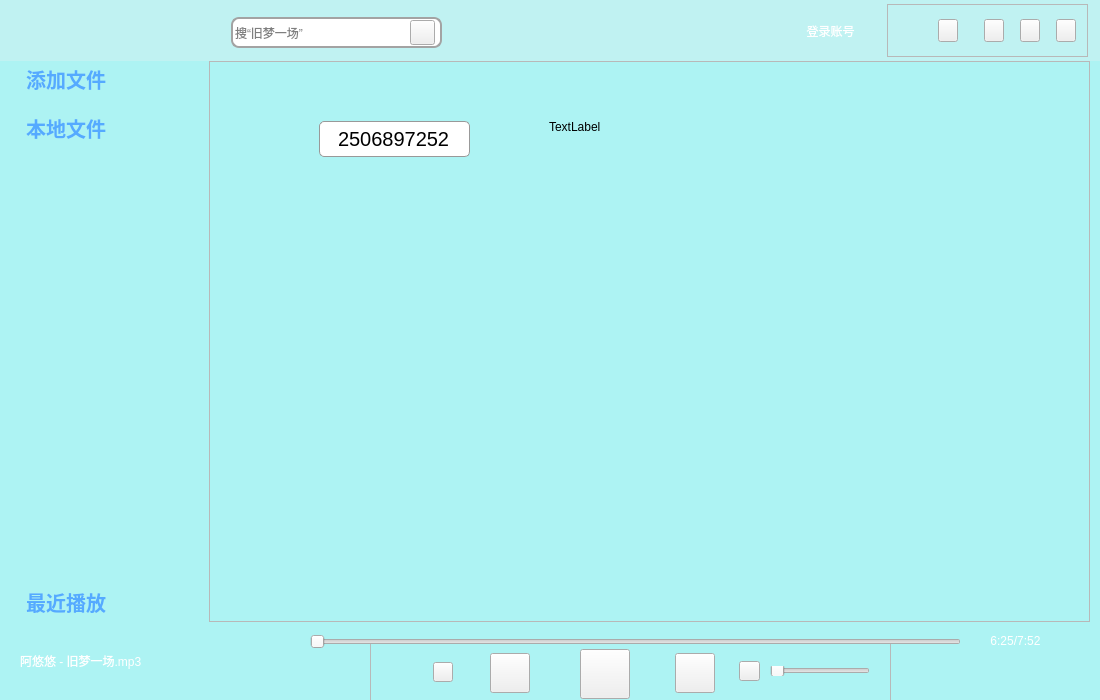
Above: mainwindow.ui from HuaGouFdog/FdogMusicPlayer before the change. Below: the same form after it.
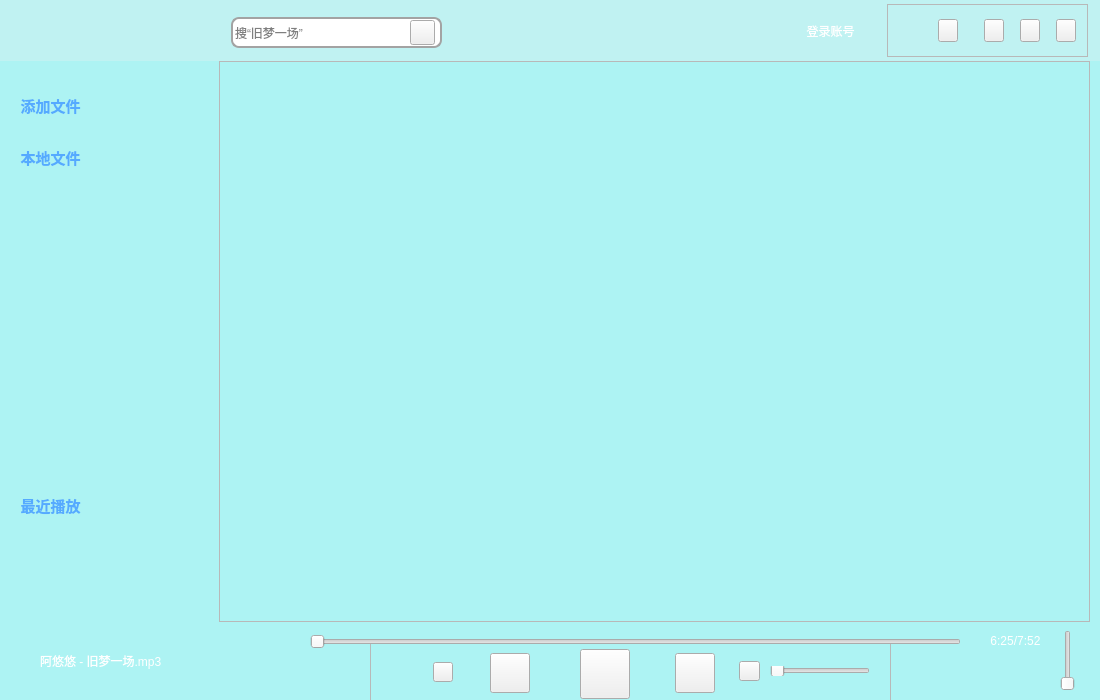
That is the form after the change. The open tabs and pages were chosen to show the change. Icons and pictures are not drawn.

```diff
--- a/mainwindow.ui
+++ b/mainwindow.ui
@@ -225,10 +225,15 @@
      <rect>
       <x>-1</x>
       <y>61</y>
-      <width>1101</width>
+      <width>1181</width>
       <height>641</height>
      </rect>
     </property>
+    <property name="font">
+     <font>
+      <pointsize>9</pointsize>
+     </font>
+    </property>
     <property name="styleSheet">
      <string notr="true">background-color: rgba(0, 255, 255,70);</string>
     </property>
@@ -368,7 +373,7 @@
       </size>
      </property>
      <property name="styleSheet">
-      <string notr="true">border-image: url(:/lib/stop.png);</string>
+      <string notr="true">border-image: url(:/lib/1zantingtingzhi.png);</string>
      </property>
      <property name="text">
       <string/>
@@ -450,9 +455,9 @@
    <widget class="QFrame" name="frame">
     <property name="geometry">
      <rect>
-      <x>209</x>
+      <x>219</x>
       <y>61</y>
-      <width>881</width>
+      <width>871</width>
       <height>561</height>
      </rect>
     </property>
@@ -468,41 +473,6 @@
     <property name="frameShadow">
      <enum>QFrame::Raised</enum>
     </property>
-    <widget class="QLineEdit" name="lineEdit">
-     <property name="geometry">
-      <rect>
-       <x>110</x>
-       <y>60</y>
-       <width>151</width>
-       <height>36</height>
-      </rect>
-     </property>
-     <property name="styleSheet">
-      <string notr="true">font:20px;
-background: url(:/C:/Users/fdog/Desktop/image-20200806113923681.png) no-repeat -10px -10px;
-border-radius:5px;
-border: 1px solid #999999;</string>
-     </property>
-     <property name="text">
-      <string>2506897252</string>
-     </property>
-     <property name="alignment">
-      <set>Qt::AlignCenter</set>
-     </property>
-    </widget>
-    <widget class="QLabel" name="label_12">
-     <property name="geometry">
-      <rect>
-       <x>340</x>
-       <y>50</y>
-       <width>141</width>
-       <height>31</height>
-      </rect>
-     </property>
-     <property name="text">
-      <string>TextLabel</string>
-     </property>
-    </widget>
    </widget>
    <widget class="QLabel" name="label_4">
     <property name="geometry">
@@ -526,7 +496,7 @@
    <widget class="QLabel" name="label_2">
     <property name="geometry">
      <rect>
-      <x>20</x>
+      <x>40</x>
       <y>640</y>
       <width>181</width>
       <height>41</height>
@@ -614,10 +584,10 @@
    <widget class="QLabel" name="label_8">
     <property name="geometry">
      <rect>
-      <x>750</x>
-      <y>13</y>
-      <width>35</width>
-      <height>35</height>
+      <x>752</x>
+      <y>15</y>
+      <width>32</width>
+      <height>32</height>
      </rect>
     </property>
     <property name="styleSheet">
@@ -637,7 +607,7 @@
      </rect>
     </property>
     <property name="styleSheet">
-     <string notr="true">font: 75 12pt &quot;Adobe Gothic Std B&quot;;
+     <string notr="true">font: 75 11pt &quot;Adobe Gothic Std B&quot;;
 
 color: rgb(255, 255, 255);</string>
     </property>
@@ -651,7 +621,7 @@
    <widget class="QLabel" name="label_11">
     <property name="geometry">
      <rect>
-      <x>190</x>
+      <x>240</x>
       <y>650</y>
       <width>20</width>
       <height>20</height>
@@ -659,7 +629,6 @@
     </property>
     <property name="styleSheet">
      <string notr="true">
-border-image: url(:/lib/su.png);
 border-image: url(:/lib/love.png);</string>
     </property>
     <property name="text">
@@ -670,14 +639,14 @@
     <property name="geometry">
      <rect>
       <x>0</x>
-      <y>60</y>
+      <y>90</y>
       <width>209</width>
-      <height>561</height>
+      <height>431</height>
      </rect>
     </property>
     <property name="font">
      <font>
-      <pointsize>15</pointsize>
+      <pointsize>11</pointsize>
       <weight>75</weight>
       <bold>true</bold>
       <underline>false</underline>
@@ -698,7 +667,7 @@
 background-color: rgba(0, 255, 255,00);
 }
 
-*
+QWidget
 {
 background-color: rgba(255, 255, 255, 0);
 }</string>
@@ -713,7 +682,7 @@
      <number>0</number>
     </property>
     <property name="tabSpacing">
-     <number>11</number>
+     <number>21</number>
     </property>
     <widget class="QWidget" name="page_3">
      <attribute name="label">
@@ -745,6 +714,28 @@
        <string>添加音频</string>
       </property>
      </widget>
+     <widget class="QLineEdit" name="lineEdit">
+      <property name="geometry">
+       <rect>
+        <x>20</x>
+        <y>70</y>
+        <width>151</width>
+        <height>36</height>
+       </rect>
+      </property>
+      <property name="styleSheet">
+       <string notr="true">font:20px;
+background: url(:/C:/Users/fdog/Desktop/image-20200806113923681.png) no-repeat -10px -10px;
+border-radius:5px;
+border: 1px solid #999999;</string>
+      </property>
+      <property name="text">
+       <string>2506897252</string>
+      </property>
+      <property name="alignment">
+       <set>Qt::AlignCenter</set>
+      </property>
+     </widget>
     </widget>
     <widget class="QWidget" name="page">
      <property name="geometry">
@@ -752,7 +743,7 @@
        <x>0</x>
        <y>0</y>
        <width>209</width>
-       <height>444</height>
+       <height>299</height>
       </rect>
      </property>
      <attribute name="label">
@@ -767,8 +758,53 @@
         <height>481</height>
        </rect>
       </property>
+      <property name="font">
+       <font>
+        <family>宋体</family>
+        <pointsize>9</pointsize>
+        <weight>50</weight>
+        <italic>false</italic>
+        <bold>false</bold>
+       </font>
+      </property>
       <property name="styleSheet">
-       <string notr="true"/>
+       <string notr="true">font: 9pt &quot;宋体&quot;;</string>
+      </property>
+      <property name="frameShape">
+       <enum>QFrame::NoFrame</enum>
+      </property>
+      <property name="frameShadow">
+       <enum>QFrame::Plain</enum>
+      </property>
+      <property name="lineWidth">
+       <number>3</number>
+      </property>
+      <property name="midLineWidth">
+       <number>0</number>
+      </property>
+      <property name="verticalScrollBarPolicy">
+       <enum>Qt::ScrollBarAlwaysOff</enum>
+      </property>
+      <property name="horizontalScrollBarPolicy">
+       <enum>Qt::ScrollBarAsNeeded</enum>
+      </property>
+      <property name="sizeAdjustPolicy">
+       <enum>QAbstractScrollArea::AdjustToContents</enum>
+      </property>
+      <property name="autoScrollMargin">
+       <number>15</number>
+      </property>
+      <property name="tabKeyNavigation">
+       <bool>false</bool>
+      </property>
+      <property name="showDropIndicator" stdset="0">
+       <bool>true</bool>
+      </property>
+      <property name="modelColumn">
+       <number>0</number>
+      </property>
+      <property name="batchSize">
+       <number>100</number>
       </property>
      </widget>
     </widget>
@@ -778,7 +814,7 @@
        <x>0</x>
        <y>0</y>
        <width>209</width>
-       <height>444</height>
+       <height>299</height>
       </rect>
      </property>
      <attribute name="label">
@@ -797,11 +833,30 @@
        <string notr="true">background-color: rgba(255, 255, 255, 0);</string>
       </property>
       <property name="plainText">
-       <string>你号试试</string>
+       <string/>
       </property>
      </widget>
     </widget>
    </widget>
+   <widget class="QSlider" name="verticalSlider">
+    <property name="geometry">
+     <rect>
+      <x>1060</x>
+      <y>630</y>
+      <width>16</width>
+      <height>61</height>
+     </rect>
+    </property>
+    <property name="minimum">
+     <number>1</number>
+    </property>
+    <property name="maximum">
+     <number>3</number>
+    </property>
+    <property name="orientation">
+     <enum>Qt::Vertical</enum>
+    </property>
+   </widget>
    <zorder>label_3</zorder>
    <zorder>label_6</zorder>
    <zorder>frame_4</zorder>
@@ -819,6 +874,7 @@
    <zorder>label_9</zorder>
    <zorder>label_11</zorder>
    <zorder>toolBox</zorder>
+   <zorder>verticalSlider</zorder>
   </widget>
  </widget>
  <layoutdefault spacing="6" margin="11"/>
```
